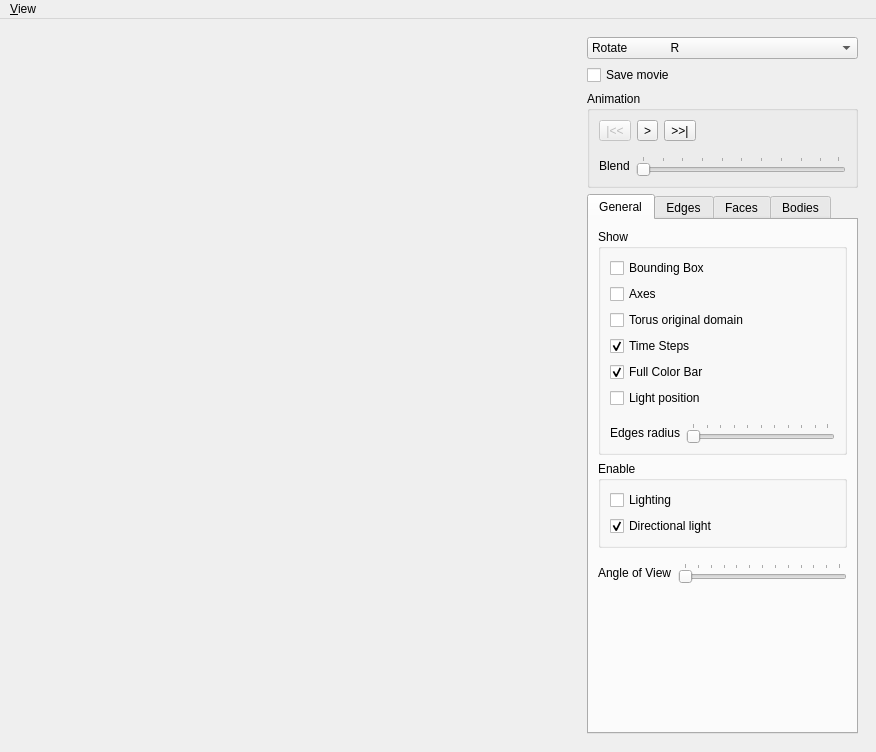
This is MainWindow.ui in danlipsa/foamvis as Qt 5 draws it before an edit. The edited form follows.
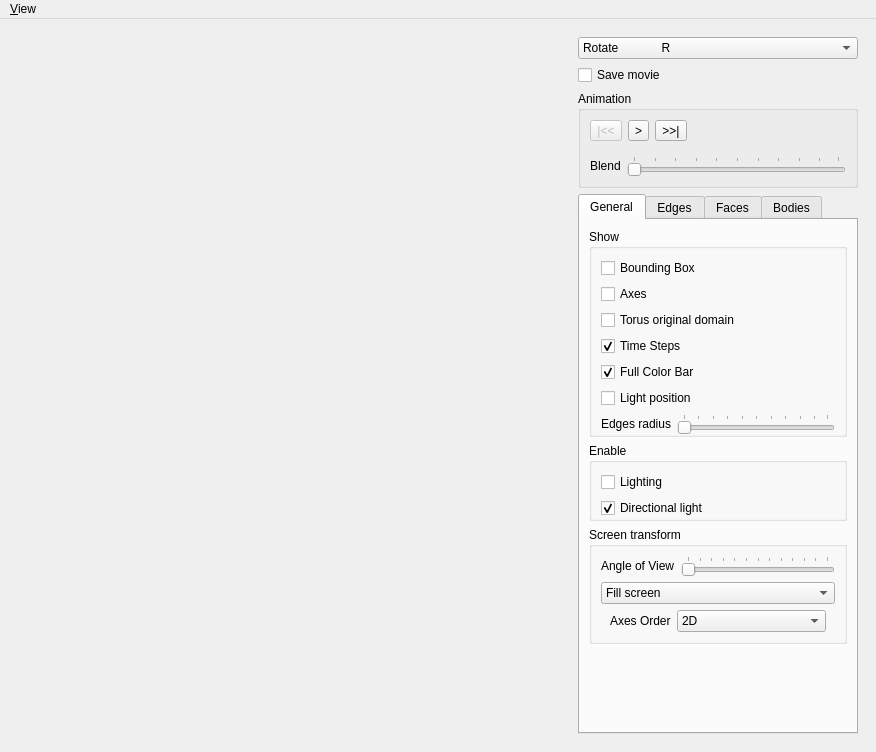
This is the edited form. The open tabs and pages were chosen to show the change. Custom widgets are drawn as their Qt base class.

What changed in the file:
```diff
--- a/MainWindow.ui
+++ b/MainWindow.ui
@@ -273,6 +273,9 @@
               <string>Show</string>
              </property>
              <layout class="QVBoxLayout" name="verticalLayout_10">
+              <property name="bottomMargin">
+               <number>0</number>
+              </property>
               <item>
                <widget class="QCheckBox" name="checkBoxBoundingBox">
                 <property name="text">
@@ -324,16 +327,7 @@
               <item>
                <widget class="QWidget" name="widgetTubesRadius" native="true">
                 <layout class="QHBoxLayout" name="horizontalLayout_9">
-                 <property name="leftMargin">
-                  <number>0</number>
-                 </property>
-                 <property name="topMargin">
-                  <number>9</number>
-                 </property>
-                 <property name="rightMargin">
-                  <number>0</number>
-                 </property>
-                 <property name="bottomMargin">
+                 <property name="margin">
                   <number>0</number>
                  </property>
                  <item>
@@ -374,6 +368,9 @@
               <string>Enable</string>
              </property>
              <layout class="QVBoxLayout" name="verticalLayout_7">
+              <property name="bottomMargin">
+               <number>0</number>
+              </property>
               <item>
                <widget class="QCheckBox" name="checkBoxLighting">
                 <property name="text">
@@ -395,41 +392,93 @@
             </widget>
            </item>
            <item>
-            <widget class="QWidget" name="widgetAngleOfView" native="true">
-             <layout class="QHBoxLayout" name="horizontalLayout_4">
-              <property name="leftMargin">
-               <number>0</number>
-              </property>
-              <property name="topMargin">
-               <number>9</number>
-              </property>
-              <property name="rightMargin">
-               <number>0</number>
-              </property>
-              <property name="bottomMargin">
-               <number>0</number>
-              </property>
+            <widget class="QGroupBox" name="groupBox_5">
+             <property name="title">
+              <string>Screen transform</string>
+             </property>
+             <layout class="QVBoxLayout" name="verticalLayout_16">
               <item>
-               <widget class="QLabel" name="label">
-                <property name="text">
-                 <string>Angle of View</string>
-                </property>
+               <widget class="QWidget" name="widgetAngleOfView" native="true">
+                <layout class="QHBoxLayout" name="horizontalLayout_4">
+                 <property name="margin">
+                  <number>0</number>
+                 </property>
+                 <item>
+                  <widget class="QLabel" name="label">
+                   <property name="text">
+                    <string>Angle of View</string>
+                   </property>
+                  </widget>
+                 </item>
+                 <item>
+                  <widget class="QSlider" name="horizontalSliderAngleOfView">
+                   <property name="maximum">
+                    <number>120</number>
+                   </property>
+                   <property name="orientation">
+                    <enum>Qt::Horizontal</enum>
+                   </property>
+                   <property name="tickPosition">
+                    <enum>QSlider::TicksAbove</enum>
+                   </property>
+                   <property name="tickInterval">
+                    <number>10</number>
+                   </property>
+                  </widget>
+                 </item>
+                </layout>
                </widget>
               </item>
               <item>
-               <widget class="QSlider" name="horizontalSliderAngleOfView">
-                <property name="maximum">
-                 <number>120</number>
-                </property>
-                <property name="orientation">
-                 <enum>Qt::Horizontal</enum>
-                </property>
-                <property name="tickPosition">
-                 <enum>QSlider::TicksAbove</enum>
-                </property>
-                <property name="tickInterval">
-                 <number>10</number>
-                </property>
+               <widget class="QComboBox" name="comboBoxViewportTransform">
+                <item>
+                 <property name="text">
+                  <string>Fill screen</string>
+                 </property>
+                </item>
+                <item>
+                 <property name="text">
+                  <string>Allow rotation</string>
+                 </property>
+                </item>
+               </widget>
+              </item>
+              <item>
+               <widget class="QWidget" name="widget_2" native="true">
+                <layout class="QHBoxLayout" name="horizontalLayout_11">
+                 <property name="topMargin">
+                  <number>0</number>
+                 </property>
+                 <property name="bottomMargin">
+                  <number>0</number>
+                 </property>
+                 <item>
+                  <widget class="QLabel" name="label_8">
+                   <property name="text">
+                    <string>Axes Order</string>
+                   </property>
+                  </widget>
+                 </item>
+                 <item>
+                  <widget class="QComboBox" name="comboBoxAxesOrder">
+                   <item>
+                    <property name="text">
+                     <string>2D</string>
+                    </property>
+                   </item>
+                   <item>
+                    <property name="text">
+                     <string>2D time displacement</string>
+                    </property>
+                   </item>
+                   <item>
+                    <property name="text">
+                     <string>3D</string>
+                    </property>
+                   </item>
+                  </widget>
+                 </item>
+                </layout>
                </widget>
               </item>
              </layout>
```
Left out of the diff: 91 changed lines with no effect on the pictures.
